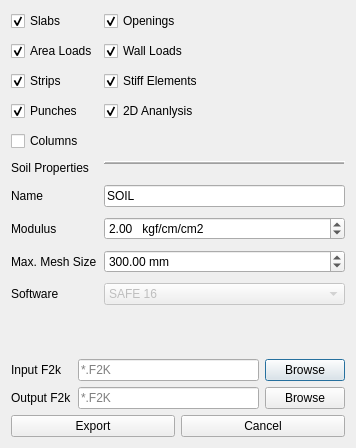
Above: osafe_widgets/safe_panel.ui from ebrahimraeyat/OSAFE before the change. Below: the same form after it.
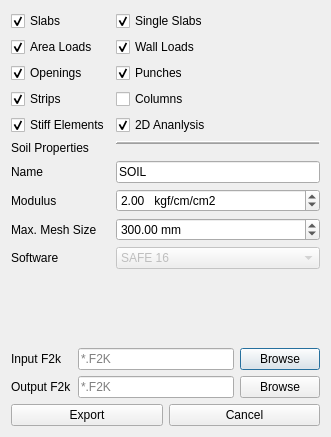
That is the form after the change. Icons and pictures are not drawn.

Commit message: Add single foundation command

Diff of the .ui file:
```diff
--- a/osafe_widgets/safe_panel.ui
+++ b/osafe_widgets/safe_panel.ui
@@ -6,8 +6,8 @@
    <rect>
     <x>0</x>
     <y>0</y>
-    <width>356</width>
-    <height>448</height>
+    <width>331</width>
+    <height>437</height>
    </rect>
   </property>
   <property name="windowTitle">
@@ -16,9 +16,6 @@
   <layout class="QVBoxLayout" name="verticalLayout">
    <item>
     <layout class="QFormLayout" name="formLayout">
-     <property name="verticalSpacing">
-      <number>10</number>
-     </property>
      <item row="0" column="0">
       <widget class="QCheckBox" name="slabs_checkbox">
        <property name="text">
@@ -30,9 +27,19 @@
       </widget>
      </item>
      <item row="0" column="1">
-      <widget class="QCheckBox" name="openings_checkbox">
+      <widget class="QCheckBox" name="single_slabs_checkbox">
        <property name="text">
-        <string>Openings</string>
+        <string>Single Slabs</string>
+       </property>
+       <property name="icon">
+        <iconset resource="../osafe_py_widgets/resource.qrc">
+         <normaloff>:/safe/osafe_images/single_foundation.svg</normaloff>:/safe/osafe_images/single_foundation.svg</iconset>
+       </property>
+       <property name="iconSize">
+        <size>
+         <width>20</width>
+         <height>20</height>
+        </size>
        </property>
        <property name="checked">
         <bool>true</bool>
@@ -44,6 +51,16 @@
        <property name="text">
         <string>Area Loads</string>
        </property>
+       <property name="icon">
+        <iconset resource="../osafe_py_widgets/resource.qrc">
+         <normaloff>:/safe/osafe_images/force.svg</normaloff>:/safe/osafe_images/force.svg</iconset>
+       </property>
+       <property name="iconSize">
+        <size>
+         <width>20</width>
+         <height>20</height>
+        </size>
+       </property>
        <property name="checked">
         <bool>true</bool>
        </property>
@@ -54,35 +71,127 @@
        <property name="text">
         <string>Wall Loads</string>
        </property>
+       <property name="icon">
+        <iconset resource="../osafe_py_widgets/resource.qrc">
+         <normaloff>:/safe/osafe_images/wall.svg</normaloff>:/safe/osafe_images/wall.svg</iconset>
+       </property>
+       <property name="iconSize">
+        <size>
+         <width>20</width>
+         <height>20</height>
+        </size>
+       </property>
        <property name="checked">
         <bool>true</bool>
        </property>
       </widget>
      </item>
      <item row="2" column="0">
+      <widget class="QCheckBox" name="openings_checkbox">
+       <property name="text">
+        <string>Openings</string>
+       </property>
+       <property name="icon">
+        <iconset resource="../osafe_py_widgets/resource.qrc">
+         <normaloff>:/safe/osafe_images/opening.svg</normaloff>:/safe/osafe_images/opening.svg</iconset>
+       </property>
+       <property name="iconSize">
+        <size>
+         <width>20</width>
+         <height>20</height>
+        </size>
+       </property>
+       <property name="checked">
+        <bool>true</bool>
+       </property>
+      </widget>
+     </item>
+     <item row="2" column="1">
+      <widget class="QCheckBox" name="punches">
+       <property name="text">
+        <string>Punches</string>
+       </property>
+       <property name="icon">
+        <iconset resource="../osafe_py_widgets/resource.qrc">
+         <normaloff>:/safe/osafe_images/punch.svg</normaloff>:/safe/osafe_images/punch.svg</iconset>
+       </property>
+       <property name="iconSize">
+        <size>
+         <width>20</width>
+         <height>20</height>
+        </size>
+       </property>
+       <property name="checked">
+        <bool>true</bool>
+       </property>
+      </widget>
+     </item>
+     <item row="3" column="0">
       <widget class="QCheckBox" name="strips_checkbox">
        <property name="text">
         <string>Strips</string>
        </property>
+       <property name="icon">
+        <iconset resource="../osafe_py_widgets/resource.qrc">
+         <normaloff>:/safe/osafe_images/strip.svg</normaloff>:/safe/osafe_images/strip.svg</iconset>
+       </property>
+       <property name="iconSize">
+        <size>
+         <width>20</width>
+         <height>20</height>
+        </size>
+       </property>
        <property name="checked">
         <bool>true</bool>
        </property>
       </widget>
      </item>
-     <item row="2" column="1">
+     <item row="3" column="1">
+      <widget class="QCheckBox" name="columns">
+       <property name="text">
+        <string>Columns</string>
+       </property>
+       <property name="icon">
+        <iconset resource="../osafe_py_widgets/resource.qrc">
+         <normaloff>:/safe/osafe_images/column.svg</normaloff>:/safe/osafe_images/column.svg</iconset>
+       </property>
+       <property name="iconSize">
+        <size>
+         <width>20</width>
+         <height>20</height>
+        </size>
+       </property>
+       <property name="checked">
+        <bool>false</bool>
+       </property>
+      </widget>
+     </item>
+     <item row="4" column="0">
       <widget class="QCheckBox" name="stiff_elements_checkbox">
        <property name="text">
         <string>Stiff Elements</string>
        </property>
+       <property name="iconSize">
+        <size>
+         <width>20</width>
+         <height>20</height>
+        </size>
+       </property>
        <property name="checked">
         <bool>true</bool>
        </property>
       </widget>
      </item>
-     <item row="3" column="0">
-      <widget class="QCheckBox" name="punches">
+     <item row="4" column="1">
+      <widget class="QCheckBox" name="analysis_2d">
        <property name="text">
-        <string>Punches</string>
+        <string>2D Ananlysis</string>
+       </property>
+       <property name="iconSize">
+        <size>
+         <width>20</width>
+         <height>20</height>
+        </size>
        </property>
        <property name="checked">
         <bool>true</bool>
@@ -209,26 +318,6 @@
        </item>
       </widget>
      </item>
-     <item row="3" column="1">
-      <widget class="QCheckBox" name="analysis_2d">
-       <property name="text">
-        <string>2D Ananlysis</string>
-       </property>
-       <property name="checked">
-        <bool>true</bool>
-       </property>
-      </widget>
-     </item>
-     <item row="4" column="0" colspan="2">
-      <widget class="QCheckBox" name="columns">
-       <property name="text">
-        <string>Columns</string>
-       </property>
-       <property name="checked">
-        <bool>false</bool>
-       </property>
-      </widget>
-     </item>
     </layout>
    </item>
    <item>
```
Left out of the diff: 10 changed lines with no effect on the pictures. The commit also changes 13 other files.
